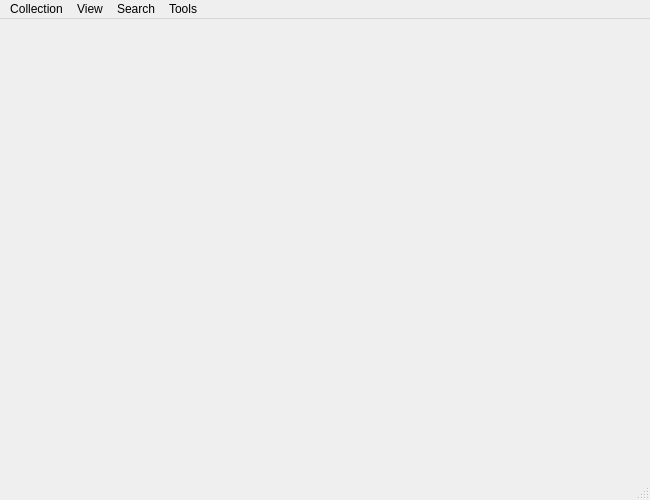
First picture: the form in ui/designer/mainWindow.ui, repository arielvb/collector, before the edit.
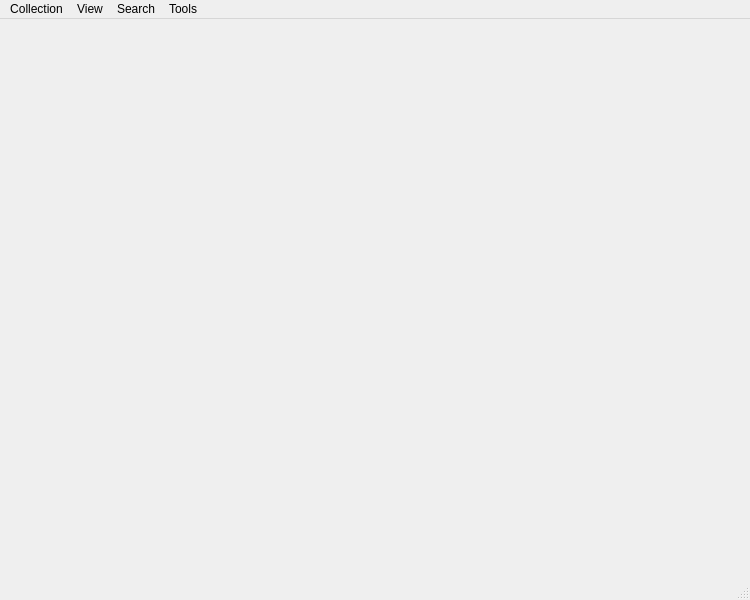
Second picture: the form after the edit. Icons and pictures are not drawn.

```diff
--- a/ui/designer/mainWindow.ui
+++ b/ui/designer/mainWindow.ui
@@ -6,8 +6,8 @@
    <rect>
     <x>0</x>
     <y>0</y>
-    <width>650</width>
-    <height>500</height>
+    <width>750</width>
+    <height>600</height>
    </rect>
   </property>
   <property name="windowTitle">
@@ -29,7 +29,7 @@
     <rect>
      <x>0</x>
      <y>0</y>
-     <width>585</width>
+     <width>750</width>
      <height>22</height>
     </rect>
    </property>
```
Left out of the diff: 52 changed lines with no effect on the pictures.
